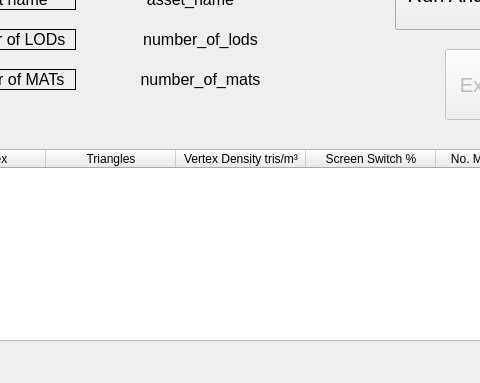
Old version of the form ToolGUI.ui in the repository mattyvioo/lod-analysis-tool; both pictures show x 235 to 715 and y 101 to 484 of the 1000 by 484 pixel window.
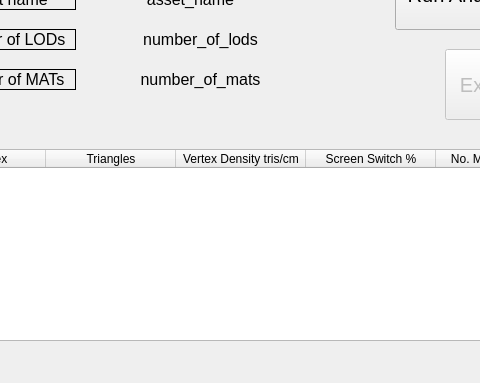
New version of the form.

Commit message: folder analysis working, export data major bug found and fixed

The edit to the form file:
```diff
--- a/ToolGUI.ui
+++ b/ToolGUI.ui
@@ -187,7 +187,7 @@
     </column>
     <column>
      <property name="text">
-      <string>Vertex Density tris/m³</string>
+      <string>Vertex Density tris/cm</string>
      </property>
     </column>
     <column>
```
The commit also changes 1 other file.
